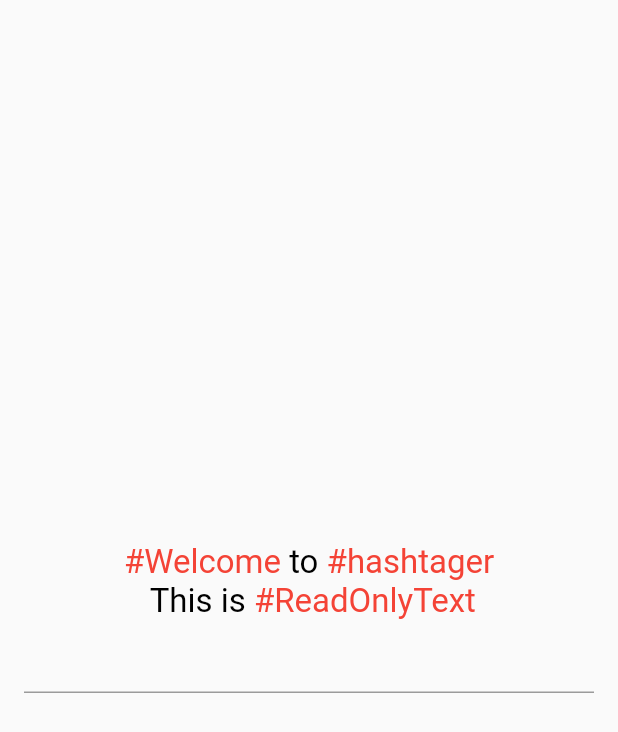
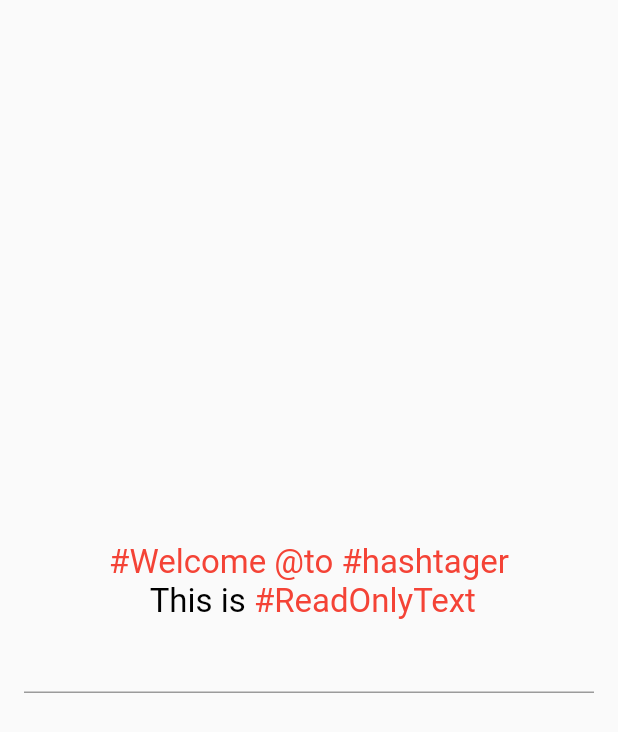
Before and after one commit to iehsanamiri/hashtager, a Flutter app: the screen it shows after launch, on a phone screen of 412 x 824 dp. Shown: the top 732 px of the screen. Run offline on Flutter 3.47's test engine with Material 2 defaults, Android fonts, the phone set to English and light mode, and no system bars.

Commit message:
bug fixes

```diff
--- a/example/lib/main.dart
+++ b/example/lib/main.dart
@@ -1,6 +1,5 @@
 import 'package:flutter/material.dart';
 import 'package:hashtager/hashtager.dart';
-import 'package:hashtager/widgets/hashtag_text_field.dart';
 
 void main() {
   runApp(MyApp());
@@ -25,10 +24,11 @@ class _MyAppState extends State<MyApp> {
               children: <Widget>[
                 /// Tagged text only to be shown
                 HashTagText(
-                  text: "#Welcome to #hashtager\n This is #ReadOnlyText",
+                  text: "#Welcome @to #hashtager\n This is #ReadOnlyText",
                   basicStyle: TextStyle(fontSize: 22, color: Colors.black),
                   decoratedStyle: TextStyle(fontSize: 22, color: Colors.red),
                   textAlign: TextAlign.center,
+                  decorateAtSign: true,
                   onTap: (text) {
                     print(text);
                   },
@@ -38,6 +38,7 @@ class _MyAppState extends State<MyApp> {
                   decoratedStyle: TextStyle(fontSize: 15, color: Colors.blue),
                   keyboardType: TextInputType.multiline,
 
+                  decorateAtSign: true,
                   /// Called when detection (word starts with #, or # and @) is being typed
                   onDetectionTyped: (text) {
                     print(text);
--- a/lib/composer/composer.dart
+++ b/lib/composer/composer.dart
@@ -1,4 +1,3 @@
-import 'package:flutter/foundation.dart';
 import 'package:flutter/material.dart';
 import 'package:hashtager/detector/detector.dart';
 
--- a/lib/widgets/hashtag_editable_text.dart
+++ b/lib/widgets/hashtag_editable_text.dart
@@ -1,10 +1,7 @@
 import 'dart:ui';
 
 import 'package:flutter/cupertino.dart';
-import 'package:flutter/foundation.dart';
 import 'package:flutter/gestures.dart';
-import 'package:flutter/material.dart';
-import 'package:flutter/rendering.dart';
 import 'package:flutter/services.dart';
 import 'package:hashtager/composer/composer.dart';
 import 'package:hashtager/detector/detector.dart';
--- a/lib/widgets/hashtag_text_field.dart
+++ b/lib/widgets/hashtag_text_field.dart
@@ -10,7 +10,6 @@ import 'package:flutter/gestures.dart';
 import 'package:flutter/material.dart';
 import 'package:flutter/rendering.dart';
 import 'package:flutter/services.dart';
-import 'package:flutter/widgets.dart';
 
 import 'hashtag_editable_text.dart';
 
@@ -105,6 +104,7 @@ class _TextFieldSelectionGestureDetectorBuilder
               // of the word.
               renderEditable.selectWordEdge(cause: SelectionChangedCause.tap);
               break;
+            case PointerDeviceKind.trackpad:
           }
           break;
         case TargetPlatform.android:
@@ -691,7 +691,7 @@ class HashTagTextField extends StatefulWidget {
   ///
   /// This setting is only honored on iOS devices.
   ///
-  /// If unset, defaults to the brightness of [ThemeData.primaryColorBrightness].
+  /// If unset, defaults to the brightness of [ThemeData.brightness].
   final Brightness? keyboardAppearance;
 
   /// {@macro flutter.widgets.editableText.scrollPadding}
@@ -1198,7 +1198,7 @@ class _HashTagTextFieldState extends State<HashTagTextField>
         TextSelectionTheme.of(context);
     final TextStyle style = theme.textTheme.subtitle1!.merge(widget.basicStyle);
     final Brightness keyboardAppearance =
-        widget.keyboardAppearance ?? theme.primaryColorBrightness;
+        widget.keyboardAppearance ?? theme.brightness;
     final TextEditingController controller = _effectiveController;
     final FocusNode focusNode = _effectiveFocusNode;
     final List<TextInputFormatter> formatters = <TextInputFormatter>[
--- a/pubspec.yaml
+++ b/pubspec.yaml
@@ -1,6 +1,6 @@
 name: hashtager
 description: Widgets and functions to implement hashtag decorated text. Decorates the words which start with `#` like Instagram.
-version: 1.0.2
+version: 1.0.4
 homepage: https://github.com/iehsanamiri/hashtager
 repository: https://github.com/iehsanamiri/hashtager
 
```
Also changed, not shown: lib/detector/detector.dart (+10 -38 lines), example/pubspec.lock, pubspec.lock, 5 other files.
